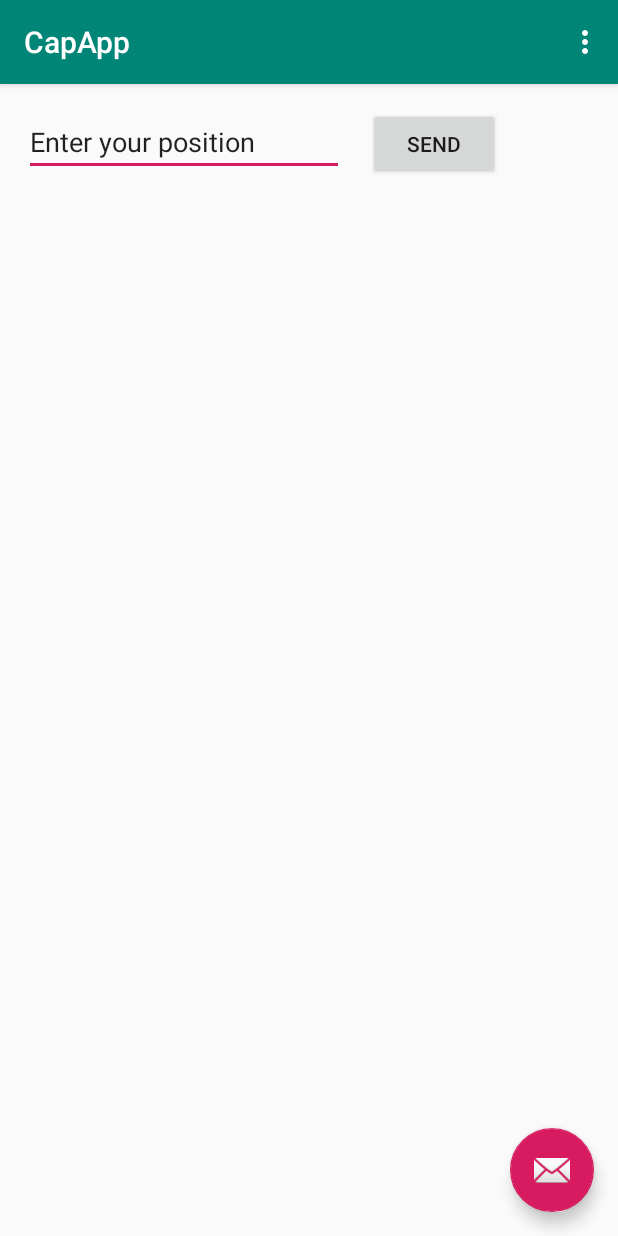
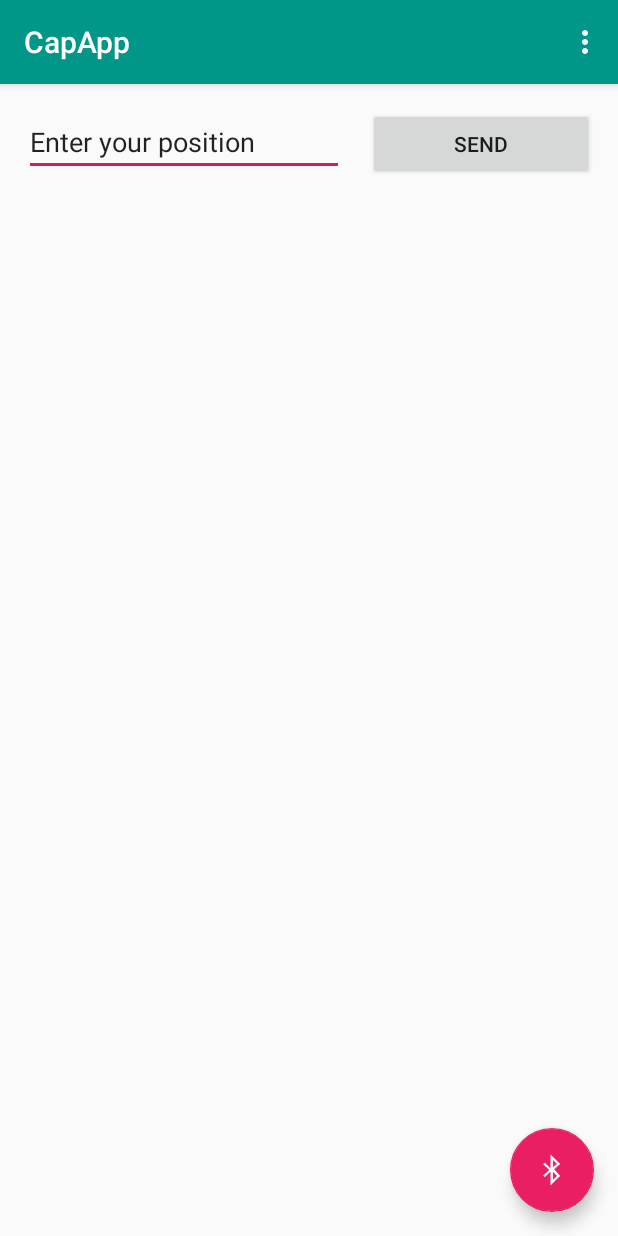
Before and after one commit to auszhang/ECE180D-Project, an Android app: the screen it shows after launch (MainActivity), on a phone screen of 412 x 824 dp. Run offline under Robolectric (Android 15) with nearby library versions, the phone set to English and light mode, and no system bars.

Commit message:
added new activity for sent position

```diff
--- a/CapApp/app/src/main/java/com/example/capapp/MainActivity.java
+++ b/CapApp/app/src/main/java/com/example/capapp/MainActivity.java
@@ -1,5 +1,8 @@
 package com.example.capapp;
 
+import android.bluetooth.BluetoothA2dp;
+import android.bluetooth.BluetoothAdapter;
+import android.content.Intent;
 import android.os.Bundle;
 
 import com.google.android.material.floatingactionbutton.FloatingActionButton;
@@ -11,8 +14,14 @@ import androidx.appcompat.widget.Toolbar;
 import android.view.View;
 import android.view.Menu;
 import android.view.MenuItem;
+import android.widget.EditText;
 
 public class MainActivity extends AppCompatActivity {
+    public static final String EXTRA_MESSAGE = "com.example.capapp.MESSAGE";
+    BluetoothAdapter bluetoothAdapter = BluetoothAdapter.getDefaultAdapter();
+//    if(bluetoothAdapter == null) {
+//        // device doesn't support bluetooth
+//    }
 
     @Override
     protected void onCreate(Bundle savedInstanceState) {
@@ -52,4 +61,15 @@ public class MainActivity extends AppCompatActivity {
 
         return super.onOptionsItemSelected(item);
     }
+
+    /** Called on button press **/
+    public void sendPosition(View view) {
+        Intent intent = new Intent(this, DisplayPositionActivity.class);
+        EditText editText = (EditText) findViewById(R.id.editText);
+        String position = editText.getText().toString();
+        intent.putExtra(EXTRA_MESSAGE, position);
+        startActivity(intent);
+    }
+
+
 }
--- a/CapApp/app/src/main/res/layout/activity_main.xml
+++ b/CapApp/app/src/main/res/layout/activity_main.xml
@@ -15,7 +15,7 @@
             android:id="@+id/toolbar"
             android:layout_width="match_parent"
             android:layout_height="?attr/actionBarSize"
-            android:background="?attr/colorPrimary"
+            android:background="#009688"
             app:popupTheme="@style/AppTheme.PopupOverlay" />
 
     </com.google.android.material.appbar.AppBarLayout>
@@ -24,10 +24,11 @@
 
     <com.google.android.material.floatingactionbutton.FloatingActionButton
         android:id="@+id/fab"
-        android:layout_width="wrap_content"
+        android:layout_width="140dp"
         android:layout_height="wrap_content"
         android:layout_gravity="bottom|end"
         android:layout_margin="@dimen/fab_margin"
-        app:srcCompat="@android:drawable/ic_dialog_email" />
+        app:backgroundTint="#E91E63"
+        app:srcCompat="@android:drawable/stat_sys_data_bluetooth" />
 
 </androidx.coordinatorlayout.widget.CoordinatorLayout>
--- a/CapApp/app/src/main/res/layout/content_main.xml
+++ b/CapApp/app/src/main/res/layout/content_main.xml
@@ -18,16 +18,26 @@
         android:ems="10"
         android:inputType="textPersonName"
         android:text="@string/edit_position"
+        app:layout_constraintEnd_toStartOf="@+id/button"
+        app:layout_constraintHorizontal_bias="0.5"
         app:layout_constraintStart_toStartOf="parent"
         app:layout_constraintTop_toTopOf="parent" />
 
     <Button
         android:id="@+id/button"
-        android:layout_width="wrap_content"
+        style="@style/Widget.AppCompat.Button"
+        android:layout_width="0dp"
         android:layout_height="wrap_content"
         android:layout_marginStart="16dp"
         android:layout_marginLeft="16dp"
+        android:layout_marginEnd="16dp"
+        android:layout_marginRight="16dp"
+        android:cursorVisible="true"
+        android:onClick="sendPosition"
         android:text="@string/button_send"
         app:layout_constraintBaseline_toBaselineOf="@+id/editText"
+        app:layout_constraintEnd_toEndOf="parent"
+        app:layout_constraintHorizontal_bias="0.5"
         app:layout_constraintStart_toEndOf="@+id/editText" />
+
 </androidx.constraintlayout.widget.ConstraintLayout>
```
Also changed, not shown: CapApp/app/src/main/AndroidManifest.xml (+11 -3 lines), CapApp/app/src/main/java/com/example/capapp/DisplayPositionActivity.java (added, +23 -0 lines), CapApp/app/src/main/res/layout/activity_display_position.xml (added, +20 -0 lines), 282 other files.
